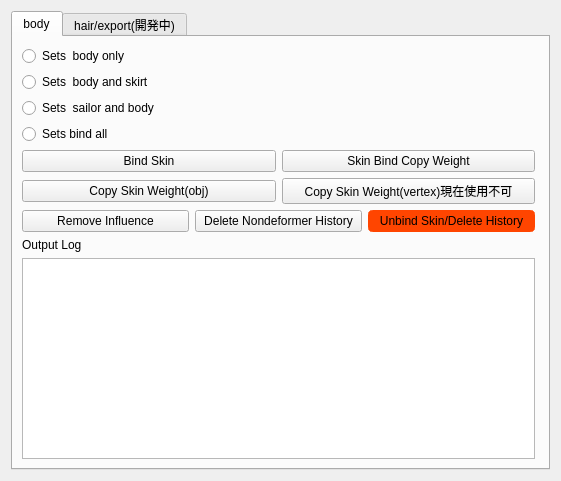
Old version of the form SBT_Qt2.ui in the repository yowashi/simple_bind_tool.
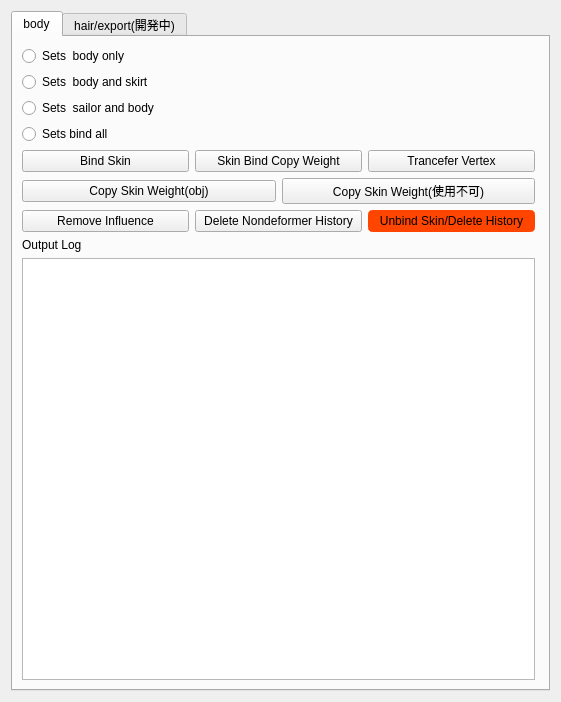
New version of the form. The open tabs and pages were chosen to show the change.

Commit message: trancefer vertex 追加

Patch:
```diff
--- a/SBT_Qt2.ui
+++ b/SBT_Qt2.ui
@@ -7,7 +7,7 @@
     <x>0</x>
     <y>0</y>
     <width>561</width>
-    <height>481</height>
+    <height>702</height>
    </rect>
   </property>
   <property name="minimumSize">
@@ -74,7 +74,7 @@
          </item>
         </layout>
        </item>
-       <item row="1" column="0">
+       <item row="1" column="0" colspan="2">
         <layout class="QHBoxLayout" name="horizontalLayout">
          <item>
           <widget class="QPushButton" name="bindskin_btn">
@@ -90,30 +90,33 @@
            </property>
           </widget>
          </item>
+         <item>
+          <widget class="QPushButton" name="copyskin_obj_3">
+           <property name="text">
+            <string>Trancefer Vertex</string>
+           </property>
+          </widget>
+         </item>
         </layout>
        </item>
        <item row="2" column="0">
-        <layout class="QHBoxLayout" name="horizontalLayout_6">
-         <item>
           <widget class="QPushButton" name="copyskin_obj">
            <property name="text">
             <string>Copy Skin Weight(obj)</string>
            </property>
           </widget>
          </item>
-         <item>
+       <item row="2" column="1">
           <widget class="QPushButton" name="copyskin_ver">
            <property name="styleSheet">
             <string notr="true">QPushButton{\n	background-color#696969: ;}</string>
            </property>
            <property name="text">
-            <string>Copy Skin Weight(vertex)現在使用不可</string>
+          <string>Copy Skin Weight(使用不可)</string>
            </property>
           </widget>
          </item>
-        </layout>
-       </item>
-       <item row="3" column="0">
+       <item row="3" column="0" colspan="2">
         <layout class="QHBoxLayout" name="horizontalLayout_2">
          <item>
           <widget class="QPushButton" name="remove_influence_btn">
@@ -148,7 +151,7 @@
          </item>
         </layout>
        </item>
-       <item row="4" column="0">
+       <item row="4" column="0" colspan="2">
         <layout class="QVBoxLayout" name="verticalLayout_2">
          <item>
           <widget class="QLabel" name="label">
```
Left out of the diff: 4 changed lines with no effect on the pictures. Lines whose indentation alone changed are shown as unchanged. The commit also changes 1 other file.
